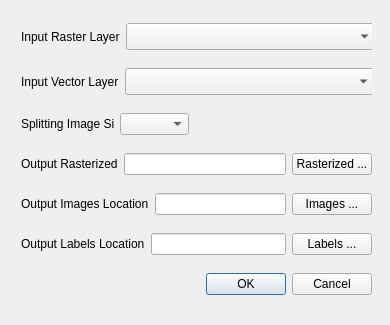
deepbands/deep-learning-datasets-maker, file split_rs_data_dialog_base.ui: the form before one commit.
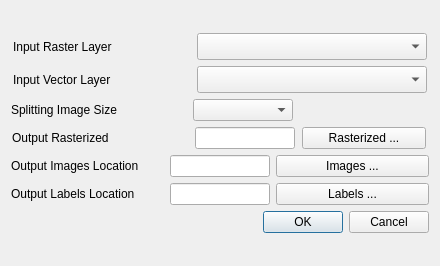
The form after the commit. Custom widgets are drawn as their Qt base class.

Patch:
```diff
--- a/split_rs_data_dialog_base.ui
+++ b/split_rs_data_dialog_base.ui
@@ -6,8 +6,8 @@
    <rect>
     <x>0</x>
     <y>0</y>
-    <width>390</width>
-    <height>325</height>
+    <width>440</width>
+    <height>266</height>
    </rect>
   </property>
   <property name="sizePolicy">
@@ -18,33 +18,38 @@
   </property>
   <property name="minimumSize">
    <size>
-    <width>390</width>
-    <height>325</height>
+    <width>440</width>
+    <height>266</height>
    </size>
   </property>
   <property name="maximumSize">
    <size>
-    <width>390</width>
-    <height>325</height>
+    <width>440</width>
+    <height>266</height>
    </size>
   </property>
   <property name="windowTitle">
    <string>Deep Learning Datasets Maker</string>
   </property>
-  <widget class="QWidget" name="layoutWidget">
-   <property name="geometry">
-    <rect>
-     <x>21</x>
-     <y>11</y>
-     <width>351</width>
-     <height>301</height>
-    </rect>
-   </property>
+  <layout class="QVBoxLayout" name="verticalLayout_2">
+   <item>
    <layout class="QVBoxLayout" name="verticalLayout">
     <item>
      <layout class="QHBoxLayout" name="horizontalLayout">
       <item>
        <widget class="QLabel" name="label">
+         <property name="minimumSize">
+          <size>
+           <width>176</width>
+           <height>0</height>
+          </size>
+         </property>
+         <property name="maximumSize">
+          <size>
+           <width>176</width>
+           <height>16777215</height>
+          </size>
+         </property>
         <property name="text">
          <string>Input Raster Layer</string>
         </property>
@@ -60,10 +65,16 @@
         </property>
         <property name="minimumSize">
          <size>
-          <width>250</width>
+           <width>230</width>
           <height>27</height>
          </size>
         </property>
+         <property name="maximumSize">
+          <size>
+           <width>230</width>
+           <height>16777215</height>
+          </size>
+         </property>
        </widget>
       </item>
      </layout>
@@ -72,6 +83,18 @@
      <layout class="QHBoxLayout" name="horizontalLayout_2">
       <item>
        <widget class="QLabel" name="label_2">
+         <property name="minimumSize">
+          <size>
+           <width>176</width>
+           <height>0</height>
+          </size>
+         </property>
+         <property name="maximumSize">
+          <size>
+           <width>176</width>
+           <height>16777215</height>
+          </size>
+         </property>
         <property name="text">
          <string>Input Vector Layer</string>
         </property>
@@ -87,10 +110,16 @@
         </property>
         <property name="minimumSize">
          <size>
-          <width>250</width>
+           <width>230</width>
           <height>27</height>
          </size>
         </property>
+         <property name="maximumSize">
+          <size>
+           <width>230</width>
+           <height>16777215</height>
+          </size>
+         </property>
        </widget>
       </item>
      </layout>
@@ -101,13 +130,13 @@
        <widget class="QLabel" name="label_3">
         <property name="minimumSize">
          <size>
-          <width>93</width>
+           <width>176</width>
           <height>16</height>
          </size>
         </property>
         <property name="maximumSize">
          <size>
-          <width>93</width>
+           <width>176</width>
           <height>16</height>
          </size>
         </property>
@@ -126,13 +155,13 @@
         </property>
         <property name="minimumSize">
          <size>
-          <width>69</width>
+           <width>100</width>
           <height>22</height>
          </size>
         </property>
         <property name="maximumSize">
          <size>
-          <width>69</width>
+           <width>100</width>
           <height>22</height>
          </size>
         </property>
@@ -160,16 +189,53 @@
      <layout class="QHBoxLayout" name="horizontalLayout_4">
       <item>
        <widget class="QLabel" name="label_6">
+         <property name="minimumSize">
+          <size>
+           <width>176</width>
+           <height>0</height>
+          </size>
+         </property>
+         <property name="maximumSize">
+          <size>
+           <width>176</width>
+           <height>16777215</height>
+          </size>
+         </property>
         <property name="text">
          <string>Output Rasterized</string>
         </property>
        </widget>
       </item>
       <item>
-       <widget class="QLineEdit" name="lineEditV_R"/>
+        <widget class="QLineEdit" name="lineEditV_R">
+         <property name="minimumSize">
+          <size>
+           <width>100</width>
+           <height>0</height>
+          </size>
+         </property>
+         <property name="maximumSize">
+          <size>
+           <width>100</width>
+           <height>16777215</height>
+          </size>
+         </property>
+        </widget>
       </item>
       <item>
        <widget class="QPushButton" name="pushButtonVR">
+         <property name="minimumSize">
+          <size>
+           <width>124</width>
+           <height>0</height>
+          </size>
+         </property>
+         <property name="maximumSize">
+          <size>
+           <width>124</width>
+           <height>16777215</height>
+          </size>
+         </property>
         <property name="text">
          <string>Rasterized ...</string>
         </property>
@@ -187,7 +253,20 @@
        </widget>
       </item>
       <item>
-       <widget class="QLineEdit" name="lineEditImages"/>
+        <widget class="QLineEdit" name="lineEditImages">
+         <property name="minimumSize">
+          <size>
+           <width>100</width>
+           <height>0</height>
+          </size>
+         </property>
+         <property name="maximumSize">
+          <size>
+           <width>100</width>
+           <height>16777215</height>
+          </size>
+         </property>
+        </widget>
       </item>
       <item>
        <widget class="QPushButton" name="pushButtonImg">
@@ -208,7 +287,20 @@
        </widget>
       </item>
       <item>
-       <widget class="QLineEdit" name="lineEditLabels"/>
+        <widget class="QLineEdit" name="lineEditLabels">
+         <property name="minimumSize">
+          <size>
+           <width>100</width>
+           <height>0</height>
+          </size>
+         </property>
+         <property name="maximumSize">
+          <size>
+           <width>100</width>
+           <height>16777215</height>
+          </size>
+         </property>
+        </widget>
       </item>
       <item>
        <widget class="QPushButton" name="pushButtonLabl">
@@ -230,7 +322,8 @@
      </widget>
     </item>
    </layout>
-  </widget>
+   </item>
+  </layout>
  </widget>
  <customwidgets>
   <customwidget>
```
Lines whose indentation alone changed are shown as unchanged.
